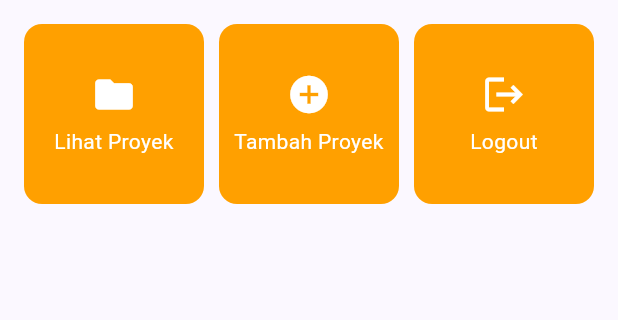
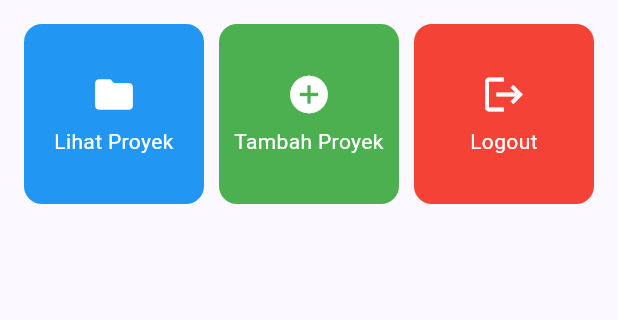
Before and after one commit to annisasaskya3-art/myportofolio_mobile, a Flutter app: the screen it shows after launch, on a phone screen of 412 x 824 dp, the part 333-653 px from its top. Run offline on Flutter 3.47's test engine with Material 3 defaults, Android fonts, the phone set to English and light mode, and no system bars.

Commit message:
feat: customize portfolio action card colors
Updated ItemHomepage to include color parameter and modified item colors in the list.

```diff
--- a/lib/menu.dart
+++ b/lib/menu.dart
@@ -9,9 +9,9 @@ class MyHomePage extends StatelessWidget {
   final String kelas = "PBP C";
 
   final List<ItemHomepage> items = const [
-    ItemHomepage("Lihat Proyek", Icons.folder),
-    ItemHomepage("Tambah Proyek", Icons.add_circle),
-    ItemHomepage("Logout", Icons.logout),
+    ItemHomepage("Lihat Proyek", Icons.folder, Colors.blue),
+    ItemHomepage("Tambah Proyek", Icons.add_circle, Colors.green),
+    ItemHomepage("Logout", Icons.logout, Colors.red),
   ];
 
   @override
@@ -103,8 +103,9 @@ class InfoCard extends StatelessWidget {
 class ItemHomepage {
   final String name;
   final IconData icon;
+  final Color color;
 
-  const ItemHomepage(this.name, this.icon);
+  const ItemHomepage(this.name, this.icon, this.color);
 }
 
 class ItemCard extends StatelessWidget {
@@ -115,7 +116,7 @@ class ItemCard extends StatelessWidget {
   @override
   Widget build(BuildContext context) {
     return Material(
-      color: Theme.of(context).colorScheme.secondary,
+      color: item.color,
       borderRadius: BorderRadius.circular(12),
       child: InkWell(
         borderRadius: BorderRadius.circular(12),
```
